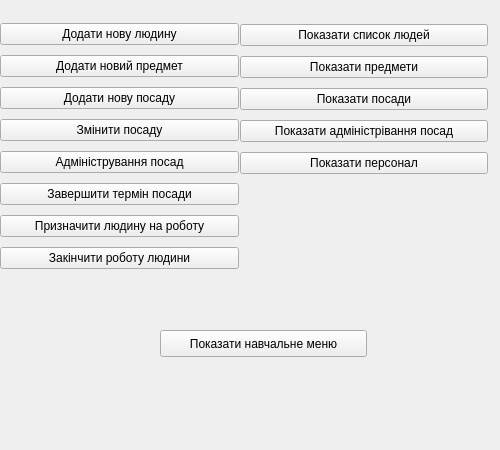
Before: the Qt Designer form project_files/manager_menu.ui in positivcheg94/school_db_iasa_MO, drawn with Qt 5.
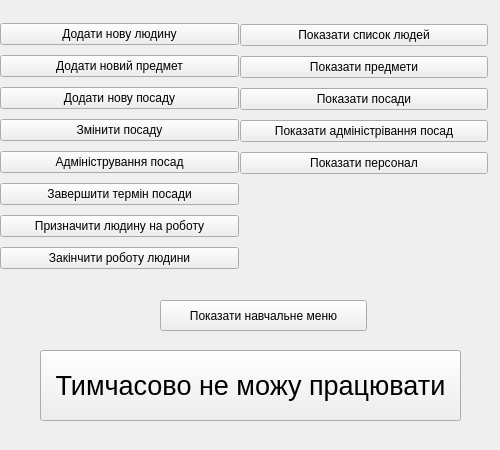
After: the same form once the commit is applied.

```diff
--- a/project_files/manager_menu.ui
+++ b/project_files/manager_menu.ui
@@ -33,16 +33,16 @@
     <property name="geometry">
      <rect>
       <x>160</x>
-      <y>330</y>
+      <y>300</y>
       <width>207</width>
-      <height>27</height>
+      <height>31</height>
      </rect>
     </property>
     <property name="text">
      <string>Показати навчальне меню</string>
     </property>
    </widget>
-   <widget class="QWidget" name="">
+   <widget class="QWidget" name="layoutWidget">
     <property name="geometry">
      <rect>
       <x>240</x>
@@ -89,7 +89,7 @@
      </item>
     </layout>
    </widget>
-   <widget class="QWidget" name="">
+   <widget class="QWidget" name="layoutWidget">
     <property name="geometry">
      <rect>
       <x>0</x>
@@ -157,6 +157,25 @@
      </item>
     </layout>
    </widget>
+   <widget class="QPushButton" name="pushButton">
+    <property name="geometry">
+     <rect>
+      <x>40</x>
+      <y>350</y>
+      <width>421</width>
+      <height>71</height>
+     </rect>
+    </property>
+    <property name="font">
+     <font>
+      <pointsize>20</pointsize>
+     </font>
+    </property>
+    <property name="text">
+     <string>Тимчасово не можу працювати</string>
+    </property>
+   </widget>
+   <zorder>show_learning_manager_menu_button</zorder>
    <zorder>layoutWidget</zorder>
    <zorder>add_new_subject_button</zorder>
    <zorder>change_job_button</zorder>
```
Left out of the diff: 10 changed lines with no effect on the pictures.
